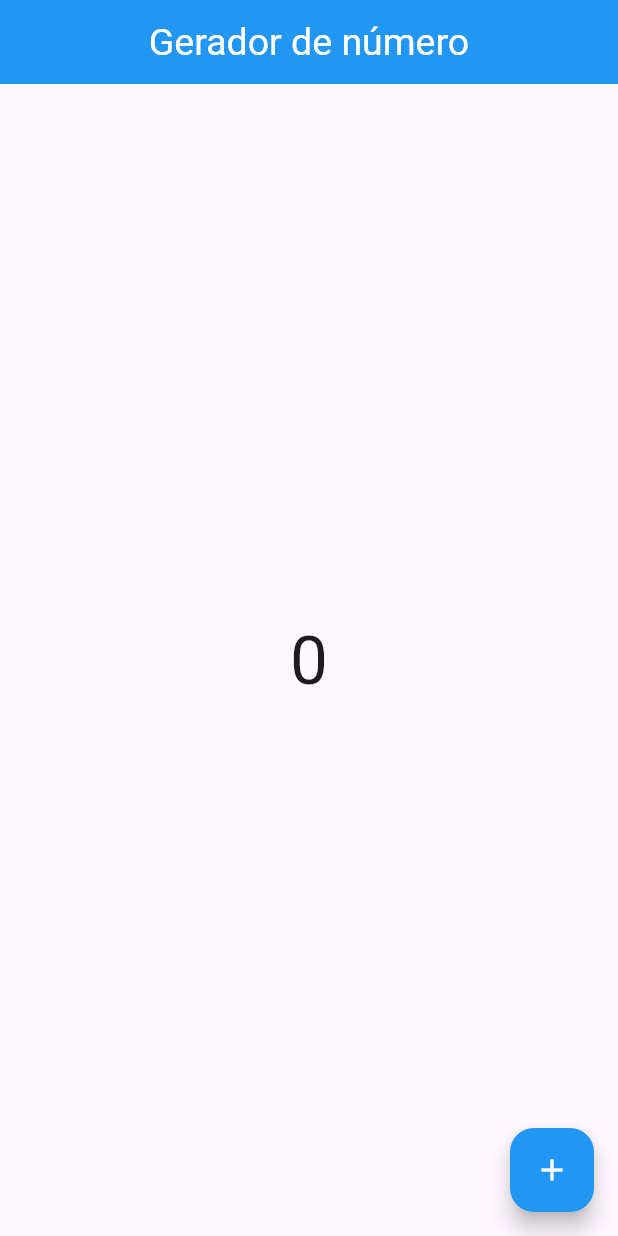
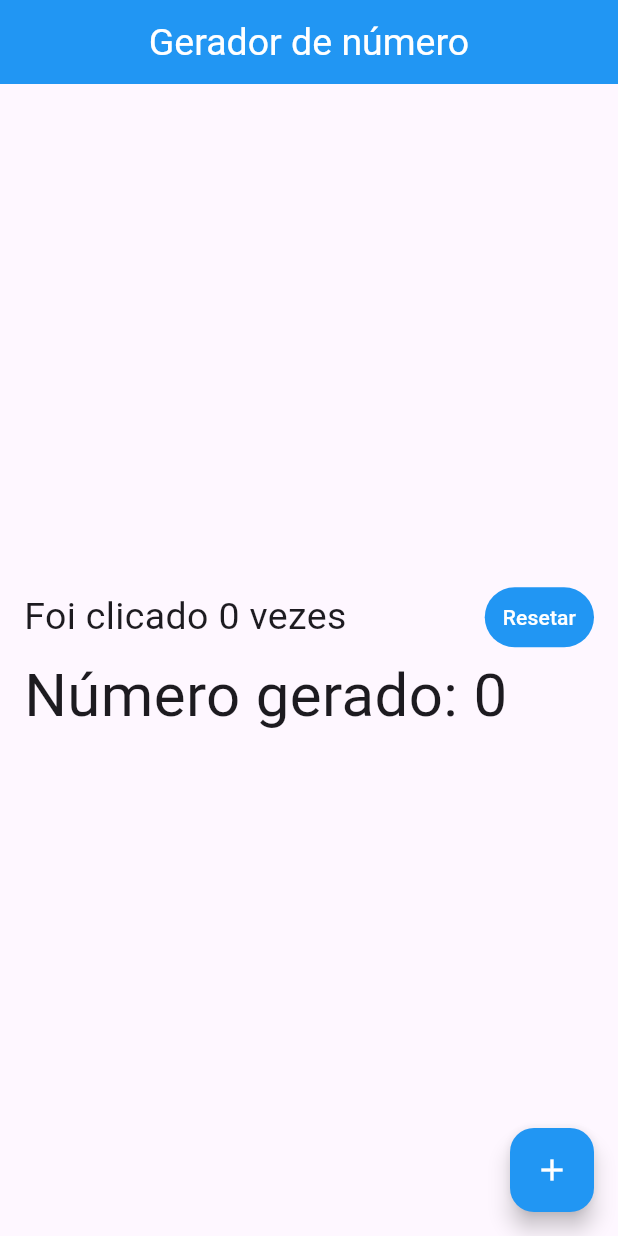
Before and after one commit to gabrielcamurcab/number-generator-flutter, a Flutter app: the screen it shows after launch, on a phone screen of 412 x 824 dp. Run offline on Flutter 3.47's test engine with Material 3 defaults, Android fonts, the phone set to English and light mode, and no system bars; our stand-ins replace google_fonts; Roboto replaces fonts that are missing (Boogaloo).

Commit message:
Add Column && Row

```diff
--- a/lib/pages/home_page.dart
+++ b/lib/pages/home_page.dart
@@ -11,6 +11,7 @@ class HomePage extends StatefulWidget {
 
 class _HomePageState extends State<HomePage> {
   var randomNumber = 0;
+  var clicksCount = 0;
 
   @override
   Widget build(BuildContext context) {
@@ -21,14 +22,44 @@ class _HomePageState extends State<HomePage> {
           // style: GoogleFonts.boogaloo()
         ),
       ),
-      body: Center(
-          child: Text(
-        randomNumber.toString(),
-        style: GoogleFonts.boogaloo(fontSize: 45),
-      )),
+      body: Container(
+        margin: const EdgeInsets.symmetric(horizontal: 16, vertical: 8),
+        child: Column(
+            crossAxisAlignment: CrossAxisAlignment.start,
+            mainAxisAlignment: MainAxisAlignment.center,
+            children: [
+              Row(
+                mainAxisAlignment: MainAxisAlignment.spaceBetween,
+                children: [
+                  Text(
+                    "Foi clicado $clicksCount vezes",
+                    style: GoogleFonts.boogaloo(fontSize: 25),
+                  ),
+                  TextButton(
+                    onPressed: () {
+                      setState(() {
+                        randomNumber = 0;
+                        clicksCount = 0;
+                      });
+                    },
+                    style: TextButton.styleFrom(
+                      backgroundColor: Colors.blue,
+                      foregroundColor: Colors.white
+                    ),
+                    child: const Text("Resetar"),
+                  )
+                ],
+              ),
+              Text(
+                "Número gerado: $randomNumber",
+                style: GoogleFonts.boogaloo(fontSize: 40),
+              ),
+            ]),
+      ),
       floatingActionButton: FloatingActionButton(
         onPressed: () {
           setState(() {
+            clicksCount = clicksCount + 1;
             randomNumber =
                 RandomNumberGenerateService.randomNumberGenerate(10000);
           });
```
